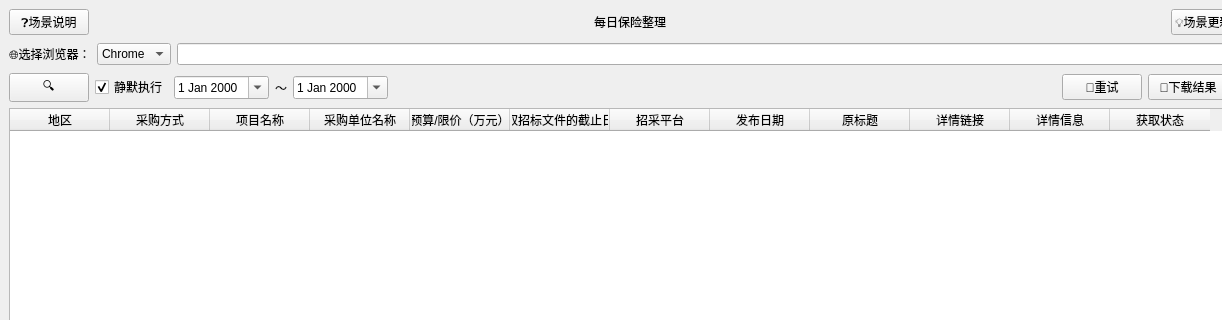
Above: lwx_project/client/ui/daily_baoxian.ui from Cookie-HOO/lwx_project before the change; both pictures show x 0 to 1222 and y 0 to 320 of the 1355 by 865 pixel window. Below: the same form after it.
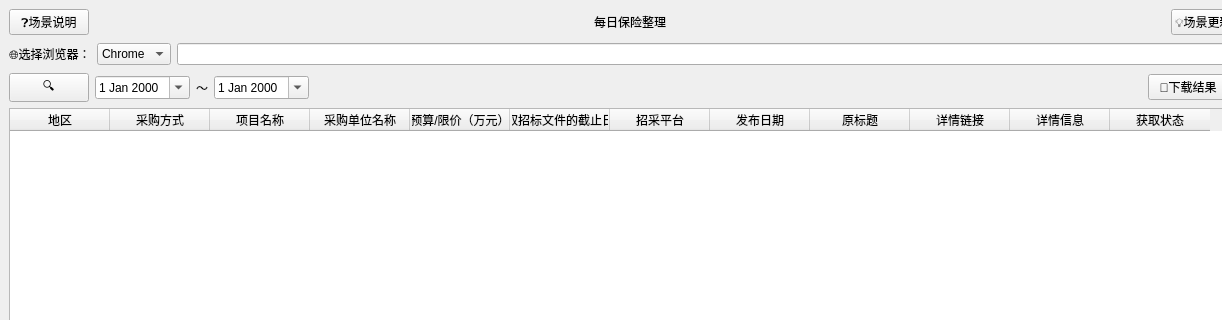
That is the form after the change.

```diff
--- a/lwx_project/client/ui/daily_baoxian.ui
+++ b/lwx_project/client/ui/daily_baoxian.ui
@@ -129,16 +129,6 @@
         </property>
        </widget>
       </item>
-      <item>
-       <widget class="QCheckBox" name="run_mute_checkbox">
-        <property name="text">
-         <string>静默执行</string>
-        </property>
-        <property name="checked">
-         <bool>true</bool>
-        </property>
-       </widget>
-      </item>
       <item>
        <widget class="QDateEdit" name="baoxian_start_date">
         <property name="calendarPopup">
@@ -173,13 +163,6 @@
         </property>
        </spacer>
       </item>
-      <item>
-       <widget class="QPushButton" name="retry_failed_baoxian_button">
-        <property name="text">
-         <string>🔄重试</string>
-        </property>
-       </widget>
-      </item>
       <item>
        <widget class="QPushButton" name="download_file_button">
         <property name="text">
```
